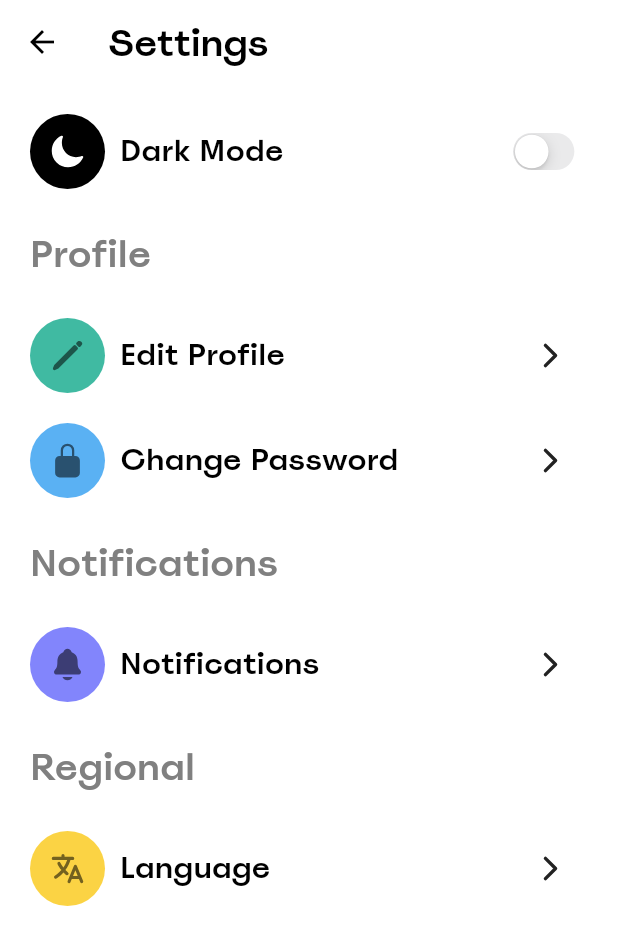
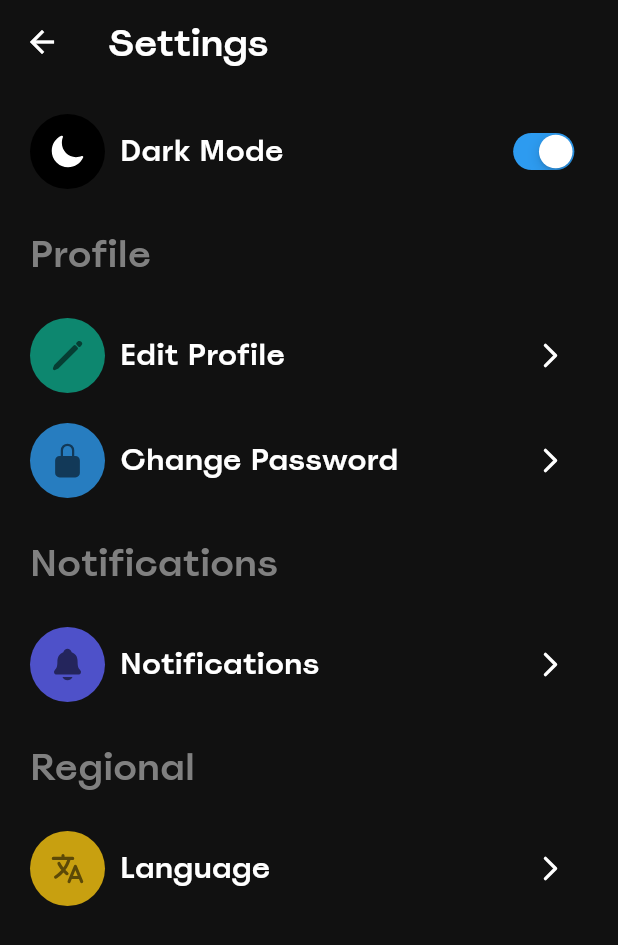
Before and after one commit to KaliopPraktyki/_projekt_praktyki_, a Flutter app: the screen it shows once a user with an empty profile is signed in, item 4 of the bottom bar chosen, after a tap on the "settings" icon, on a phone screen of 412 x 824 dp. Shown: the top 945 px of the screen. Run offline on Flutter 3.47's test engine with Material 2 defaults, Android fonts, the phone set to English and light mode, and no system bars; our stand-ins replace cloud_firestore, firebase_auth, firebase_core, flex_color_scheme, flutter_slidable, google_nav_bar and 2 more; accounts and stored records are empty; project files that could hold a hidden picture were left out.

Commit message:
Themes save after restarting the application

```diff
--- a/lib/main.dart
+++ b/lib/main.dart
@@ -3,6 +3,8 @@ import 'package:provider/provider.dart';
 import 'package:firebase_core/firebase_core.dart';
 import 'package:loginscreen/auth/main_screen.dart';
 import 'package:loginscreen/provider/theme_provider.dart';
+
+
 
 void main() async {
   WidgetsFlutterBinding.ensureInitialized();
@@ -15,30 +17,21 @@ class MyApp extends StatelessWidget {
 
   const MyApp({super.key});
 
-  // @override
-  // Widget build(BuildContext context) {
-  //   return MaterialApp(
-  //     title: 'LoginScreen',
-  //     theme: ThemeData(
-  //
-  //     ),
-  //     debugShowCheckedModeBanner: false,
-  //     home: MainPage(),
-  //   );
   @override
-  Widget build(BuildContext context) => ChangeNotifierProvider(
+  Widget build(BuildContext context) {
+    return ChangeNotifierProvider(
+      create: (_) => ThemeNotifier(),
+      child: Consumer<ThemeNotifier>(
+        builder: (context, ThemeNotifier notifier, child) {
 
-      create: (context) => ThemeProvider(),
-      builder: (context, _){
-        final themeProvider = Provider.of<ThemeProvider>(context);
-        return MaterialApp(
-          debugShowCheckedModeBanner: false,
-          title: "Project Praktyki",
-          themeMode: themeProvider.themeMode,
-          theme: MyThemes.lightTheme,
-          darkTheme: MyThemes.darkTheme,
-          home: const MainPage(),
-        );
-      }
-  );
+          return MaterialApp(
+            debugShowCheckedModeBanner: false,
+            title: 'Project Praktyki',
+            theme: notifier.darkTheme ? dark : light,
+            home: const MainPage(),
+          );
+        } ,
+      ),
+    );
   }
+}
--- a/lib/provider/theme_provider.dart
+++ b/lib/provider/theme_provider.dart
@@ -1,18 +1,8 @@
+import 'package:flex_color_scheme/flex_color_scheme.dart';
 import 'package:flutter/material.dart';
-import 'package:flex_color_scheme/flex_color_scheme.dart';
+import 'package:shared_preferences/shared_preferences.dart';
 
-class ThemeProvider extends ChangeNotifier{
-  ThemeMode themeMode = ThemeMode.light;
-  bool get isDarkMode => themeMode == ThemeMode.dark;
-  void toggleTheme(bool isOn){
-    themeMode = isOn ? ThemeMode.dark : ThemeMode.light;
-    notifyListeners();
-  }
-
-}
-
-class MyThemes{
-  static final darkTheme = FlexThemeData.dark(
+ThemeData dark = FlexThemeData.dark(
     colors: const FlexSchemeColor(
       primary: Color(0xffbbcae5),
       primaryContainer: Color(0xff577cbf),
@@ -54,7 +44,7 @@ class MyThemes{
     // fontFamily: GoogleFonts.notoSans().fontFamily,
   );
 
-  static final lightTheme = FlexThemeData.light(
+ThemeData light = FlexThemeData.light(
     colors: const FlexSchemeColor(
       primary: Color(0xff1145a4),
       primaryContainer: Color(0xff9fb4da),
@@ -95,4 +85,38 @@ class MyThemes{
     // fontFamily: GoogleFonts.notoSans().fontFamily,
   );
 
+class ThemeNotifier extends ChangeNotifier {
+  final String key = "theme";
+  late SharedPreferences _prefs;
+  late bool _darkTheme;
+
+  bool get darkTheme => _darkTheme;
+
+  ThemeNotifier() {
+    _darkTheme = true;
+    _loadFromPrefs();
+  }
+
+  toggleTheme() {
+    _darkTheme = !_darkTheme;
+    _saveToPrefs();
+    notifyListeners();
+  }
+
+  _initPrefs() async {
+    if(_prefs == null)
+      _prefs = await SharedPreferences.getInstance();
+  }
+
+  _loadFromPrefs() async {
+    await _initPrefs();
+    _darkTheme = _prefs.getBool(key) ?? true;
+    notifyListeners();
+  }
+
+  _saveToPrefs()async {
+    await _initPrefs();
+    _prefs.setBool(key, _darkTheme);
+  }
+
 }
--- a/lib/screens/settings_screen.dart
+++ b/lib/screens/settings_screen.dart
@@ -1,13 +1,10 @@
 import 'package:flutter/material.dart';
 import 'package:ionicons/ionicons.dart';
-import 'package:provider/provider.dart';
-import 'package:loginscreen/provider/theme_provider.dart';
 import '../widgets/settings_tile.dart';
 import '../widgets/switch_settings_tile.dart';
 
 class SettingsScreen extends StatefulWidget {
   const SettingsScreen({Key? key}) : super(key: key);
-  static const keyDarkMode = 'key-dark-mode';
   @override
   State<SettingsScreen> createState() => _SettingsScreenState();
 }
@@ -17,16 +14,6 @@ class _SettingsScreenState extends State<SettingsScreen> {
 
   @override
   Widget build(BuildContext context) {
-    final text = Provider.of<ThemeProvider>(context).themeMode == ThemeMode.light
-        ? 'Dark Mode'
-        : 'Light Mode';
-    final icon = Provider.of<ThemeProvider>(context).themeMode == ThemeMode.light
-        ? Ionicons.moon
-        : Ionicons.sunny;
-    final color = Provider.of<ThemeProvider>(context).themeMode == ThemeMode.light
-        ? Colors.black54
-        : Colors.white;
-
     return Scaffold(
       appBar: AppBar(
         title: const Text('Settings',
@@ -37,61 +24,61 @@ class _SettingsScreenState extends State<SettingsScreen> {
           padding: const EdgeInsets.symmetric(horizontal: 20, vertical: 20),
           child: Column(
             crossAxisAlignment: CrossAxisAlignment.start,
-            children: [
+            children: const [
               ThemeChanger(
                 color: Colors.black,
-                icon: icon,
-                title: text,
+                icon: Ionicons.moon,
+                title: 'Dark Mode',
                 iconColor: Colors.white,
               ),
-              const SizedBox(height: 25,),
-              const Text("Profile",
+              SizedBox(height: 25,),
+              Text("Profile",
                 style: TextStyle(
                     fontFamily: 'Spoof',
                     fontSize: 25,
                     color: Color.fromARGB(255, 128, 128, 128)
                 ),),
-              const SizedBox(height: 25,),
+              SizedBox(height: 25,),
               SettingsTile(
-                color: const Color.fromARGB(200, 12, 167, 137),
+                color: Color.fromARGB(200, 12, 167, 137),
                 icon: Ionicons.pencil,
                 title: 'Edit Profile',
-                iconColor: color,
+                iconColor: Colors.black54,
               ),
-              const SizedBox(height: 20,),
+              SizedBox(height: 20,),
               SettingsTile(
-                color: const Color.fromARGB(200, 45, 155, 240),
+                color: Color.fromARGB(200, 45, 155, 240),
                 icon: Ionicons.lock_closed,
                 title: 'Change Password',
-                iconColor: color,
+                iconColor: Colors.black54,
               ),
-              const SizedBox(height: 25,),
-              const Text("Notifications",
+              SizedBox(height: 25,),
+              Text("Notifications",
                 style: TextStyle(
                     fontFamily: 'Spoof',
                     fontSize: 25,
                     color: Color.fromARGB(255, 128, 128, 128)
                 ),),
-              const SizedBox(height: 25,),
+              SizedBox(height: 25,),
                SettingsTile(
-                color: const Color.fromARGB(200, 95, 99, 251),
+                color: Color.fromARGB(200, 95, 99, 251),
                 icon: Ionicons.notifications,
                 title: 'Notifications',
-                iconColor: color,
+                iconColor: Colors.black54,
               ),
-              const SizedBox(height: 25,),
-              const Text("Regional",
+              SizedBox(height: 25,),
+              Text("Regional",
                 style: TextStyle(
                     fontFamily: 'Spoof',
                     fontSize: 25,
                     color: Color.fromARGB(255, 128, 128, 128)
                 ),),
-              const SizedBox(height: 25,),
+              SizedBox(height: 25,),
                SettingsTile(
-                color: const Color.fromARGB(200, 250, 199, 16),
+                color: Color.fromARGB(200, 250, 199, 16),
                 icon: Ionicons.language,
                 title: 'Language',
-                iconColor: color,
+                iconColor: Colors.black54,
               ),
             ],
           ),
--- a/lib/widgets/switch_settings_tile.dart
+++ b/lib/widgets/switch_settings_tile.dart
@@ -1,6 +1,7 @@
 import 'package:flutter/cupertino.dart';
+import 'package:flutter/material.dart';
 import 'package:provider/provider.dart';
-import '../provider/theme_provider.dart';
+import 'package:loginscreen/provider/theme_provider.dart';
 
 class ThemeChanger extends StatelessWidget {
   final Color color;
@@ -19,7 +20,6 @@ class ThemeChanger extends StatelessWidget {
 
   @override
   Widget build(BuildContext context) {
-    final themeProvider = Provider.of<ThemeProvider>(context);
     return Row(
       children: [
         Container(
@@ -43,18 +43,19 @@ class ThemeChanger extends StatelessWidget {
         ),
         const SizedBox(width: 10,),
         const Spacer(),
+        Consumer<ThemeNotifier>(
+            builder: (context, notifier,child) =>
         Transform.scale(
           scale: 0.8,
           child: CupertinoSwitch(
               activeColor: const Color.fromARGB(255, 45,155,240),
-              value: themeProvider.isDarkMode,
-              onChanged: (value){
-                final provider = Provider.of<ThemeProvider>(context,listen: false);
-                provider.toggleTheme(value);
+              value:notifier.darkTheme,
+              onChanged: (val){
+                notifier.toggleTheme();
               }
           ),
         )
-
+        ),
       ],
     );
 
```
